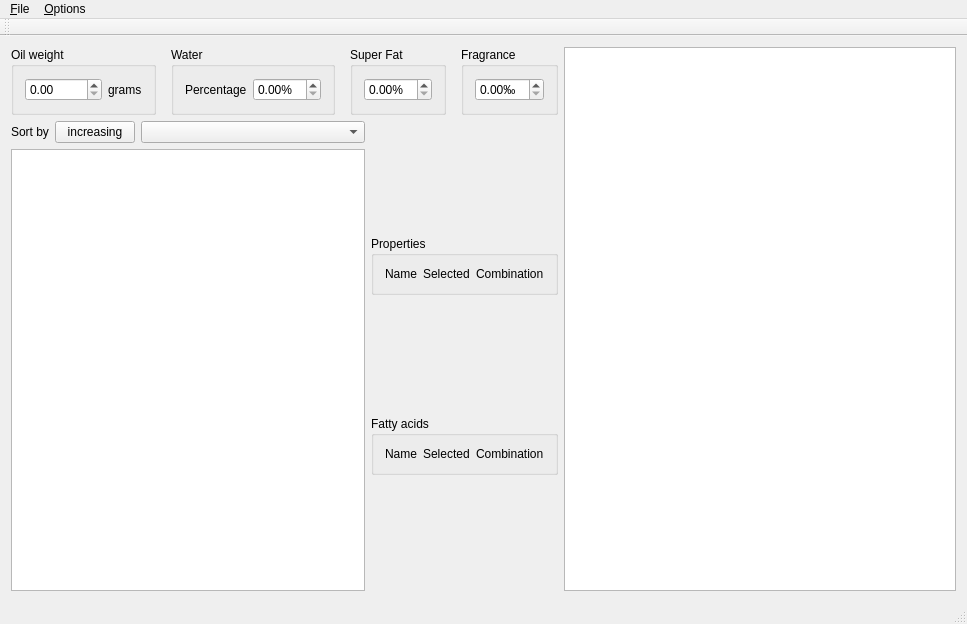
The window that mainwindow.ui (Cat-Ion/soap) describes before a commit, drawn with Qt 5.
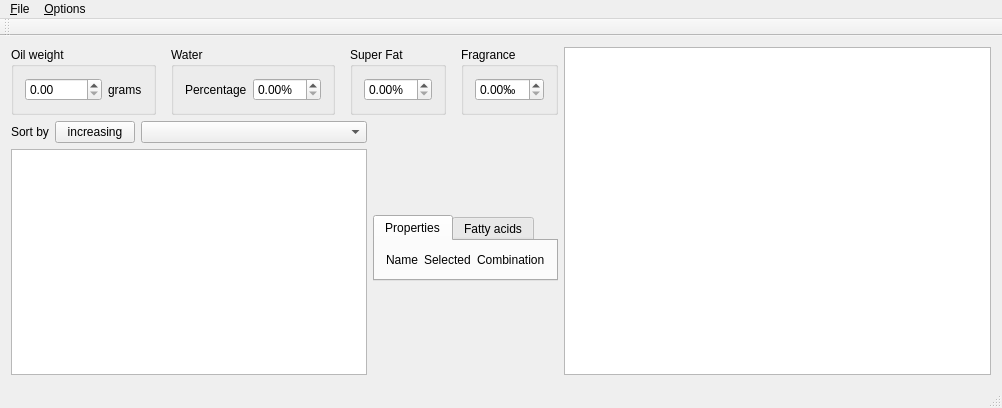
The same window after the commit. The open tabs and pages were chosen to show the change.

Commit message: Move oil properties and fatty acids into tabs

Patch:
```diff
--- a/mainwindow.ui
+++ b/mainwindow.ui
@@ -6,8 +6,8 @@
    <rect>
     <x>0</x>
     <y>0</y>
-    <width>967</width>
-    <height>624</height>
+    <width>1002</width>
+    <height>408</height>
    </rect>
   </property>
   <property name="windowTitle">
@@ -20,8 +20,8 @@
      <verstretch>0</verstretch>
     </sizepolicy>
    </property>
-   <layout class="QVBoxLayout" name="verticalLayout">
-    <item>
+   <layout class="QGridLayout" name="gridLayout_2">
+    <item row="0" column="0">
      <layout class="QHBoxLayout" name="horizontalLayout_5">
       <item>
        <layout class="QVBoxLayout" name="verticalLayout_4">
@@ -218,19 +218,24 @@
            </layout>
           </item>
           <item>
-           <layout class="QVBoxLayout" name="verticalLayout_3">
-            <item>
-             <widget class="QGroupBox" name="qualities_groupbox">
+           <widget class="QTabWidget" name="tabWidget">
               <property name="sizePolicy">
                <sizepolicy hsizetype="Fixed" vsizetype="Fixed">
                 <horstretch>0</horstretch>
                 <verstretch>0</verstretch>
                </sizepolicy>
               </property>
-              <property name="title">
+            <property name="currentIndex">
+             <number>1</number>
+            </property>
+            <widget class="QWidget" name="tab_properties">
+             <property name="accessibleName">
+              <string/>
+             </property>
+             <attribute name="title">
                <string>Properties</string>
-              </property>
-              <layout class="QGridLayout" name="gridLayout">
+             </attribute>
+             <layout class="QGridLayout" name="gridLayout_4">
                <item row="0" column="1">
                 <widget class="QLabel" name="one_label">
                  <property name="sizePolicy">
@@ -244,19 +249,6 @@
                  </property>
                 </widget>
                </item>
-               <item row="0" column="2">
-                <widget class="QLabel" name="all_label">
-                 <property name="sizePolicy">
-                  <sizepolicy hsizetype="Fixed" vsizetype="Fixed">
-                   <horstretch>0</horstretch>
-                   <verstretch>0</verstretch>
-                  </sizepolicy>
-                 </property>
-                 <property name="text">
-                  <string>Combination</string>
-                 </property>
-                </widget>
-               </item>
                <item row="0" column="0">
                 <widget class="QLabel" name="label">
                  <property name="text">
@@ -264,34 +256,26 @@
                  </property>
                 </widget>
                </item>
-              </layout>
-             </widget>
-            </item>
-            <item>
-             <widget class="QGroupBox" name="acids_groupbox">
+              <item row="0" column="2">
+               <widget class="QLabel" name="all_label">
               <property name="sizePolicy">
                <sizepolicy hsizetype="Fixed" vsizetype="Fixed">
                 <horstretch>0</horstretch>
                 <verstretch>0</verstretch>
                </sizepolicy>
               </property>
-              <property name="title">
+                <property name="text">
+                 <string>Combination</string>
+                </property>
+               </widget>
+              </item>
+             </layout>
+            </widget>
+            <widget class="QWidget" name="tab_fatty_acids">
+             <attribute name="title">
                <string>Fatty acids</string>
-              </property>
-              <layout class="QGridLayout" name="gridLayout_3">
-               <item row="0" column="2">
-                <widget class="QLabel" name="combination_acid_label">
-                 <property name="sizePolicy">
-                  <sizepolicy hsizetype="Fixed" vsizetype="Fixed">
-                   <horstretch>0</horstretch>
-                   <verstretch>0</verstretch>
-                  </sizepolicy>
-                 </property>
-                 <property name="text">
-                  <string>Combination</string>
-                 </property>
-                </widget>
-               </item>
+             </attribute>
+             <layout class="QGridLayout" name="gridLayout">
                <item row="0" column="1">
                 <widget class="QLabel" name="selected_acid_label">
                  <property name="sizePolicy">
@@ -305,6 +289,19 @@
                  </property>
                 </widget>
                </item>
+              <item row="0" column="2">
+               <widget class="QLabel" name="combination_acid_label">
+                <property name="sizePolicy">
+                 <sizepolicy hsizetype="Fixed" vsizetype="Fixed">
+                  <horstretch>0</horstretch>
+                  <verstretch>0</verstretch>
+                 </sizepolicy>
+                </property>
+                <property name="text">
+                 <string>Combination</string>
+                </property>
+               </widget>
+              </item>
                <item row="0" column="0">
                 <widget class="QLabel" name="label_2">
                  <property name="text">
@@ -314,8 +311,7 @@
                </item>
               </layout>
              </widget>
-            </item>
-           </layout>
+           </widget>
           </item>
          </layout>
         </item>
@@ -333,7 +329,7 @@
     <rect>
      <x>0</x>
      <y>0</y>
-     <width>967</width>
+     <width>1002</width>
      <height>19</height>
     </rect>
    </property>
```
Left out of the diff: 2 changed lines with no effect on the pictures. Lines whose indentation alone changed are shown as unchanged. The commit also changes 4 other files.
